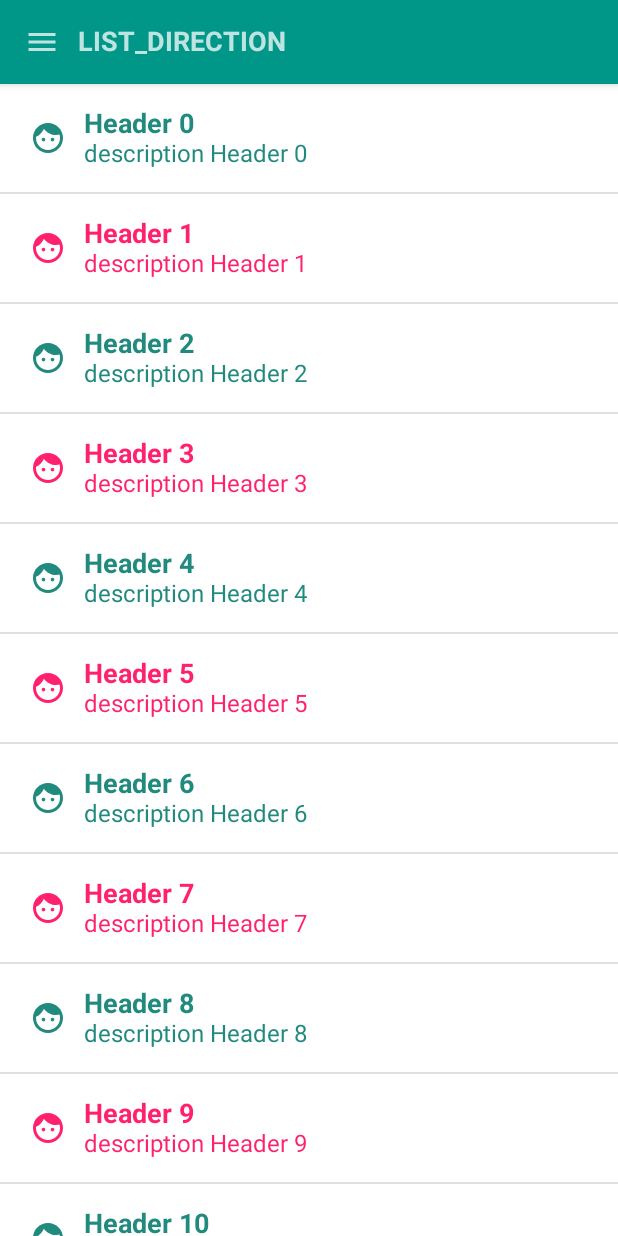
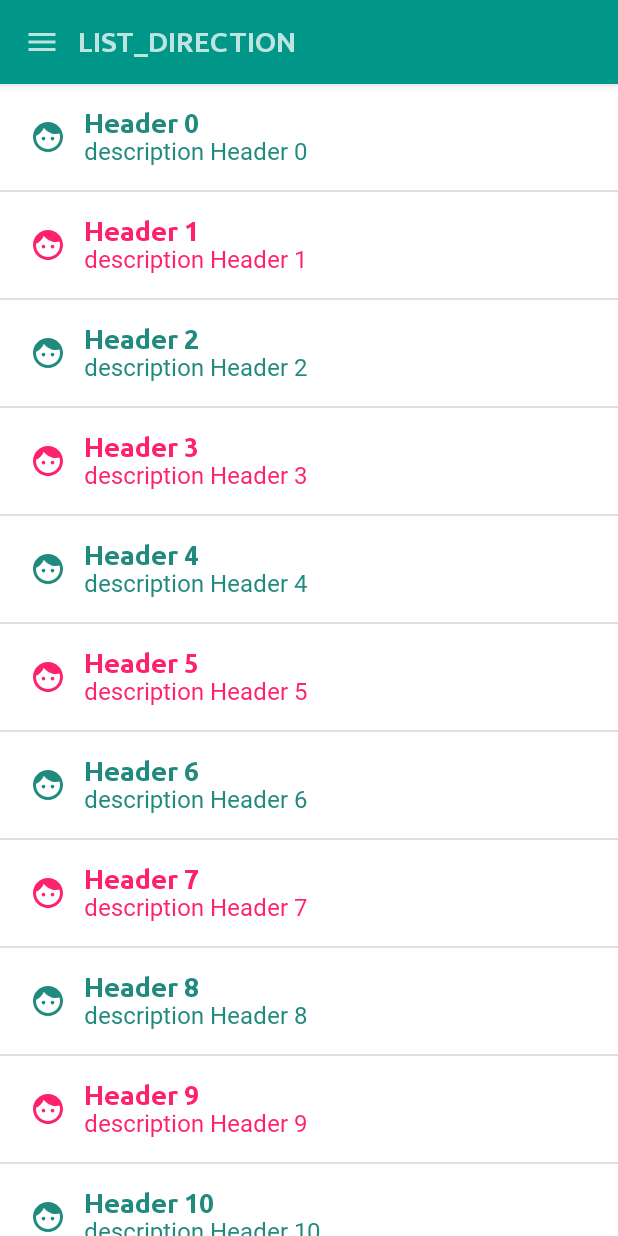
Before and after one commit to leseguin/ComposeSandBox, an Android app built with Jetpack Compose: the screen it shows after launch (MainActivity), on a phone screen of 412 x 824 dp. Run offline under Robolectric (Android 15) with nearby library versions, the phone set to English and light mode, and no system bars.

Commit message:
SB-3: Add app font

```diff
--- a/app/src/main/java/fr/leane/seguin/composesandbox/ui/theme/Theme.kt
+++ b/app/src/main/java/fr/leane/seguin/composesandbox/ui/theme/Theme.kt
@@ -2,10 +2,9 @@ package fr.leane.seguin.composesandbox.ui.theme
 
 import androidx.compose.foundation.isSystemInDarkTheme
 import androidx.compose.material.MaterialTheme
-import androidx.compose.material.Typography
-import androidx.compose.material.darkColors
 import androidx.compose.material.lightColors
 import androidx.compose.runtime.Composable
+import fr.leane.seguin.composesandbox.ui.theme.type.SandBoxTypography
 
 private val LightColorPalette = lightColors(
     primary = primary300,
@@ -24,7 +23,7 @@ private val LightColorPalette = lightColors(
 )
 
 object ComposeSandBoxTheme {
-    val typography = Typography
+    val typography = SandBoxTypography
     val colors = LightColorPalette
 }
 
@@ -42,7 +41,7 @@ fun ComposeSandBoxTheme(
 
     MaterialTheme(
         colors = colors,
-        typography = Typography,
+        typography = SandBoxTypography,
         shapes = Shapes,
         content = content
     )
--- a/app/src/main/java/fr/leane/seguin/composesandbox/ui/theme/Type.kt
+++ /dev/null
@@ -1,39 +0,0 @@
-package fr.leane.seguin.composesandbox.ui.theme
-
-import androidx.compose.material.Typography
-import androidx.compose.ui.graphics.Color
-import androidx.compose.ui.text.TextStyle
-import androidx.compose.ui.text.font.FontFamily
-import androidx.compose.ui.text.font.FontWeight
-import androidx.compose.ui.unit.sp
-
-// Set of Material typography styles to start with
-val Typography = Typography(
-    body1 = TextStyle(
-        fontFamily = FontFamily.Default,
-        fontWeight = FontWeight.Normal,
-        fontSize = 16.sp
-    ),
-    h1 = TextStyle(
-        fontFamily = FontFamily.Default,
-        fontWeight = FontWeight.W700,
-        fontSize = 18.sp
-    ),
-    h2 = TextStyle(
-        fontFamily = FontFamily.Default,
-        fontWeight = FontWeight.W700,
-        fontSize = 22.sp
-    )
-    /* Other default text styles to override
-    button = TextStyle(
-        fontFamily = FontFamily.Default,
-        fontWeight = FontWeight.W500,
-        fontSize = 14.sp
-    ),
-    caption = TextStyle(
-        fontFamily = FontFamily.Default,
-        fontWeight = FontWeight.Normal,
-        fontSize = 12.sp
-    )
-    */
-)
--- /dev/null
+++ b/app/src/main/java/fr/leane/seguin/composesandbox/ui/theme/type/RobotoFont.kt
@@ -0,0 +1,13 @@
+package fr.leane.seguin.composesandbox.ui.theme.type
+
+import androidx.compose.ui.text.font.Font
+import androidx.compose.ui.text.font.FontFamily
+import androidx.compose.ui.text.font.FontStyle
+import androidx.compose.ui.text.font.FontWeight
+import fr.leane.seguin.composesandbox.R
+
+val RobotoFont = FontFamily(
+    Font(R.font.roboto_regular),
+    Font(R.font.roboto_bold, weight = FontWeight.Bold),
+    Font(R.font.roboto_italic, style = FontStyle.Italic)
+)
--- /dev/null
+++ b/app/src/main/java/fr/leane/seguin/composesandbox/ui/theme/type/Type.kt
@@ -0,0 +1,63 @@
+package fr.leane.seguin.composesandbox.ui.theme.type
+
+import androidx.compose.foundation.layout.Column
+import androidx.compose.foundation.layout.fillMaxWidth
+import androidx.compose.material.Text
+import androidx.compose.material.Typography
+import androidx.compose.runtime.Composable
+import androidx.compose.ui.Modifier
+import androidx.compose.ui.text.TextStyle
+import androidx.compose.ui.text.font.FontWeight
+import androidx.compose.ui.tooling.preview.Preview
+import androidx.compose.ui.unit.sp
+
+// Set of Material typography styles to start with
+val SandBoxTypography = Typography(
+    defaultFontFamily = RobotoFont,
+    body1 = TextStyle(
+        fontWeight = FontWeight.Normal,
+        fontSize = 16.sp
+    ),
+    body2 = TextStyle(
+        fontWeight = FontWeight.Normal,
+        fontSize = 16.sp
+    ),
+    h1 = TextStyle(
+        fontFamily = UbuntuFont,
+        fontWeight = FontWeight.Bold,
+        fontSize = 18.sp
+    ),
+    h2 = TextStyle(
+        fontWeight = FontWeight.W700,
+        fontSize = 22.sp
+    ),
+    button = TextStyle(
+        fontSize = 14.sp,
+        letterSpacing = 1.25.sp,
+        fontWeight = FontWeight.Bold
+    )
+    /* Other default text styles to override
+    button = TextStyle(
+        fontFamily = FontFamily.Default,
+        fontWeight = FontWeight.W500,
+        fontSize = 14.sp
+    ),
+    caption = TextStyle(
+        fontFamily = FontFamily.Default,
+        fontWeight = FontWeight.Normal,
+        fontSize = 12.sp
+    )
+    */
+)
+
+@Preview(showBackground = true, backgroundColor = 0xFFFFFFFF)
+@Composable
+fun TypographyPreview() {
+    Column(Modifier.fillMaxWidth()) {
+        Text(text = "SandBoxTypography Body1", style = SandBoxTypography.body1)
+        Text(text = "SandBoxTypography Body2", style = SandBoxTypography.body2)
+        Text(text = "SandBoxTypography h1", style = SandBoxTypography.h1)
+        Text(text = "SandBoxTypography h2", style = SandBoxTypography.h2)
+        Text(text = "SandBoxTypography button", style = SandBoxTypography.button)
+    }
+}
--- /dev/null
+++ b/app/src/main/java/fr/leane/seguin/composesandbox/ui/theme/type/UbuntuFont.kt
@@ -0,0 +1,13 @@
+package fr.leane.seguin.composesandbox.ui.theme.type
+
+import androidx.compose.ui.text.font.Font
+import androidx.compose.ui.text.font.FontFamily
+import androidx.compose.ui.text.font.FontStyle
+import androidx.compose.ui.text.font.FontWeight
+import fr.leane.seguin.composesandbox.R
+
+val UbuntuFont = FontFamily(
+    Font(R.font.ubuntu_regular),
+    Font(R.font.ubuntu_italic, style = FontStyle.Italic),
+    Font(R.font.ubuntu_bold, weight = FontWeight.Bold)
+)
```
Also changed, not shown: app/src/main/res/font/roboto_bold.ttf (added), app/src/main/res/font/roboto_italic.ttf (added), app/src/main/res/font/roboto_regular.ttf (added), app/src/main/res/font/ubuntu_bold.ttf (added), app/src/main/res/font/ubuntu_italic.ttf (added), app/src/main/res/font/ubuntu_regular.ttf (added).
